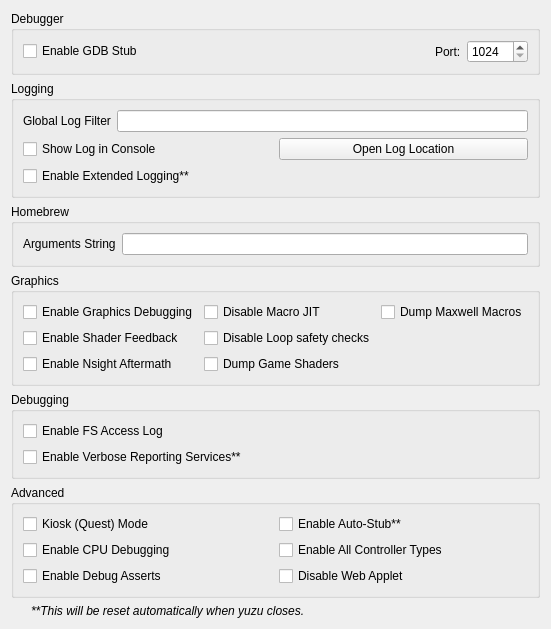
Old version of the form src/yuzu/configuration/configure_debug.ui in the repository QuantumGhost/yuzu.
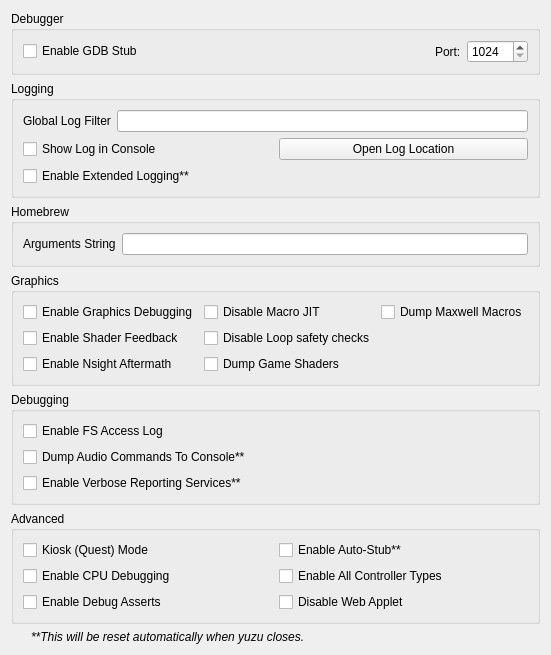
New version of the form.

The edit to the form file:
```diff
--- a/src/yuzu/configuration/configure_debug.ui
+++ b/src/yuzu/configuration/configure_debug.ui
@@ -235,6 +235,16 @@
        </widget>
       </item>
       <item row="1" column="0">
+       <widget class="QCheckBox" name="dump_audio_commands">
+        <property name="text">
+         <string>Dump Audio Commands To Console**</string>
+        </property>
+        <property name="toolTip">
+         <string>Enable this to output the latest generated audio command list to the console. Only affects games using the audio renderer.</string>
+        </property>
+       </widget>
+      </item>
+      <item row="2" column="0">
        <widget class="QCheckBox" name="reporting_services">
         <property name="text">
          <string>Enable Verbose Reporting Services**</string>
```
Left out of the diff: 1 changed line with no effect on the pictures.
